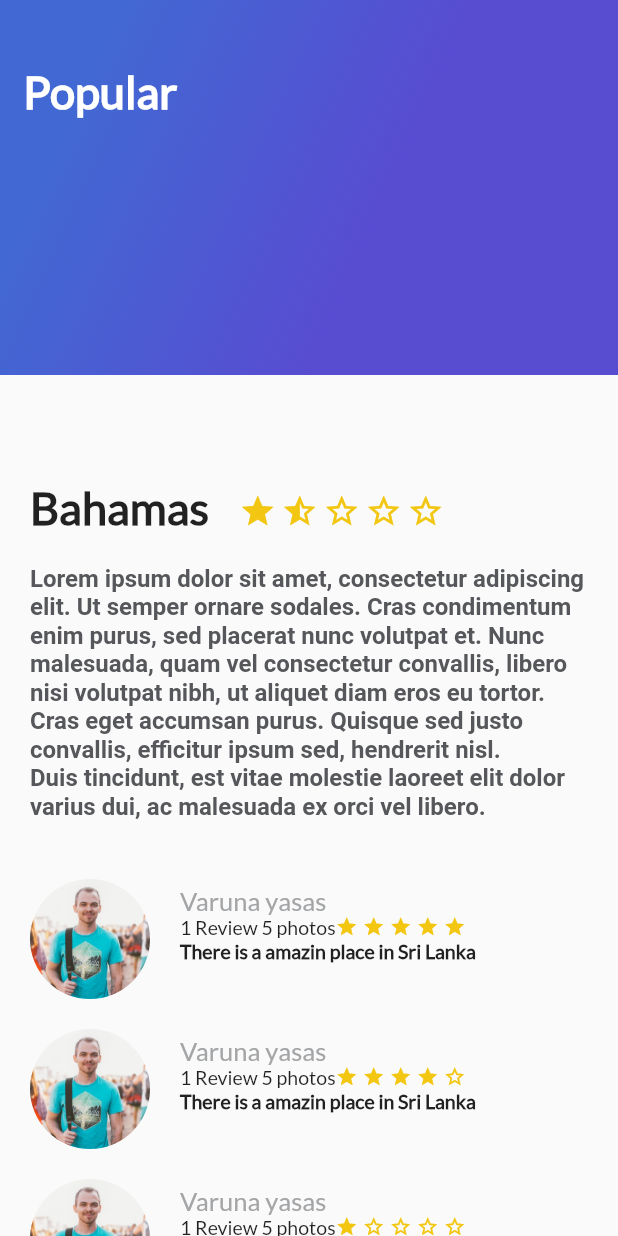
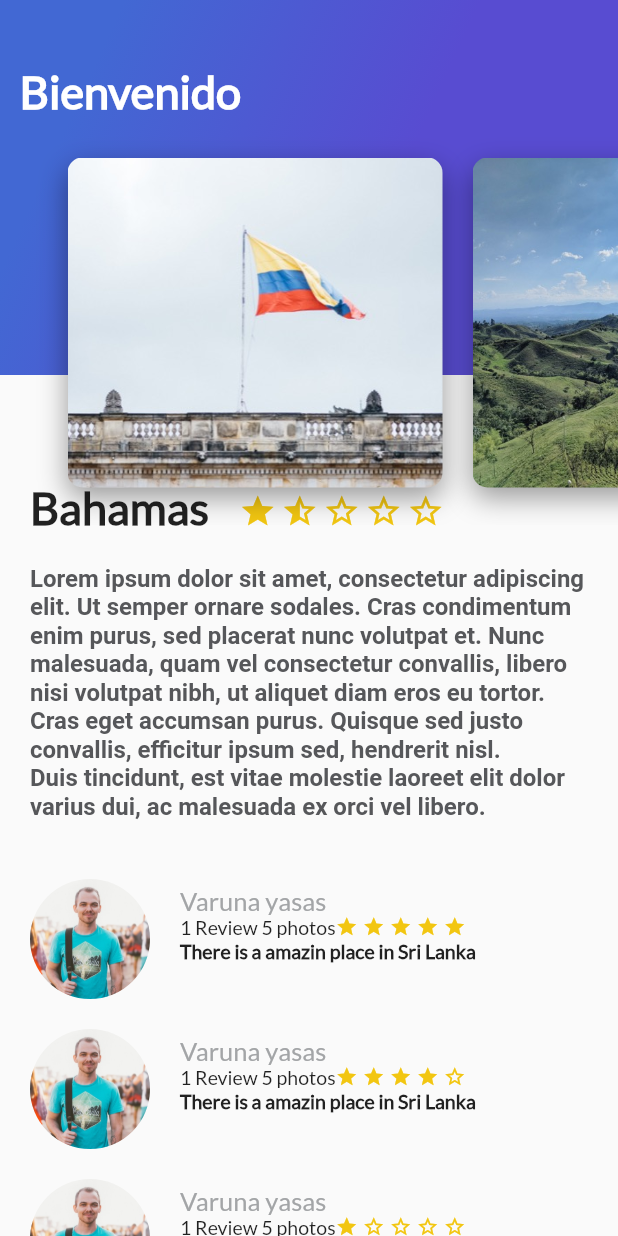
Before and after one commit to mariovzc/Trips-app-flutter, a Flutter app: the screen it shows after launch, on a phone screen of 412 x 824 dp. Run offline on Flutter 3.47's test engine with Material 2 defaults, Android fonts, the phone set to English and light mode, and no system bars.

Commit message:
display custom app header

```diff
--- /dev/null
+++ b/lib/components/card_image_list.dart
@@ -0,0 +1,27 @@
+import 'package:flutter/material.dart';
+import 'card_widget.dart';
+
+class CardImageList extends StatelessWidget {
+  @override
+  Widget build(BuildContext context) {
+    return Container(
+      height: 350,
+      child: ListView(
+        padding: EdgeInsets.all(25),
+        scrollDirection: Axis.horizontal,
+        children: _displayList(),
+      ),
+    );
+  }
+
+  List<Widget> _displayList(){
+    List<Widget> list = [];
+    for (int i = 1; i < 7; i++) {
+      list.add(
+        CardWidget('lib/assets/img/col$i.jpg')
+      );
+    }
+    return list;
+  }
+
+}
--- /dev/null
+++ b/lib/components/header_app_bar.dart
@@ -0,0 +1,16 @@
+import 'package:flutter/material.dart';
+import 'gradient_bg.dart';
+import 'card_image_list.dart';
+
+class HeaderAppBar extends StatelessWidget {
+
+  @override
+  Widget build(BuildContext context) {
+    return Stack(
+      children: <Widget>[
+        GradientBg('Bienvenido'),
+        CardImageList(),
+      ],
+    );
+  }
+}
--- a/lib/main.dart
+++ b/lib/main.dart
@@ -3,7 +3,7 @@ import 'package:flutter/services.dart';
 import 'description_place.dart';
 import 'extra/hard_strings.dart';
 import 'components/review_widgets/review_list.dart';
-import 'components/gradient_bg.dart';
+import 'components/header_app_bar.dart';
 
 void main() => runApp(MyApp());
 
@@ -26,7 +26,7 @@ class MyApp extends StatelessWidget {
                 ReviewList()
               ],
             ),
-            GradientBg('Popular'),
+            HeaderAppBar(),
           ],
         ),
       )
```
